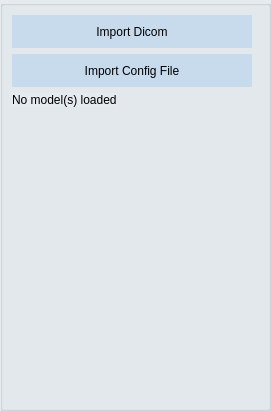
Before: the Qt Designer form src/windows/ui/import_view.ui in brachify/brachify, drawn with Qt 5.
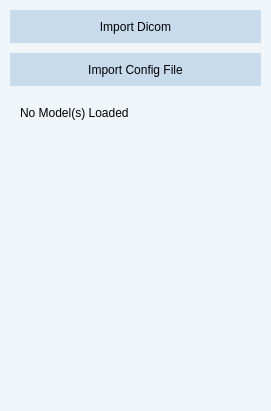
After: the same form once the commit is applied.

What changed in the file:
```diff
--- a/src/windows/ui/import_view.ui
+++ b/src/windows/ui/import_view.ui
@@ -14,9 +14,9 @@
    <string>Form</string>
   </property>
   <property name="styleSheet">
-   <string notr="true">background-color: rgb(250,250,250);</string>
+   <string notr="true">background-color: rgb(240, 245, 250);</string>
   </property>
-  <widget class="QGroupBox" name="groupBox_3">
+  <widget class="QWidget" name="verticalLayoutWidget">
    <property name="geometry">
     <rect>
      <x>0</x>
@@ -25,67 +25,26 @@
      <height>411</height>
     </rect>
    </property>
-   <property name="minimumSize">
-    <size>
-     <width>271</width>
-     <height>411</height>
-    </size>
-   </property>
-   <property name="maximumSize">
-    <size>
-     <width>271</width>
-     <height>411</height>
-    </size>
-   </property>
-   <property name="styleSheet">
-    <string notr="true">background-color: rgb(230, 235, 240);</string>
-   </property>
-   <property name="title">
-    <string/>
-   </property>
-   <layout class="QFormLayout" name="formLayout_2">
-    <item row="1" column="0" colspan="2">
-     <widget class="QPushButton" name="btn_import_folder_2">
-      <property name="minimumSize">
-       <size>
-        <width>240</width>
-        <height>33</height>
-       </size>
-      </property>
-      <property name="maximumSize">
-       <size>
-        <width>240</width>
-        <height>16777215</height>
-       </size>
-      </property>
-      <property name="styleSheet">
-       <string notr="true">QPushButton {
-	color: rgb(0, 0, 0);
-	background-color: rgb(199, 219, 237);
-	border: 0px solid;
-}
-QPushButton:hover {
-	color: rgb(250,250,250);
-	background-color: rgb(48, 88, 162);
-}
-QPushButton:pressed {
-	color: rgb(250,250,250);
-	background-color: rgb(28, 44, 81);
-}</string>
-      </property>
-      <property name="text">
-       <string>Import Config File</string>
-      </property>
-     </widget>
-    </item>
-    <item row="2" column="0">
-     <widget class="QLabel" name="label_file_info">
-      <property name="text">
-       <string>No model(s) loaded</string>
-      </property>
-     </widget>
-    </item>
-    <item row="0" column="0" colspan="2">
+   <layout class="QVBoxLayout" name="verticalLayout">
+    <property name="spacing">
+     <number>10</number>
+    </property>
+    <property name="sizeConstraint">
+     <enum>QLayout::SetMaximumSize</enum>
+    </property>
+    <property name="leftMargin">
+     <number>10</number>
+    </property>
+    <property name="topMargin">
+     <number>10</number>
+    </property>
+    <property name="rightMargin">
+     <number>10</number>
+    </property>
+    <property name="bottomMargin">
+     <number>10</number>
+    </property>
+    <item>
      <widget class="QPushButton" name="btn_import_folder">
       <property name="minimumSize">
        <size>
@@ -95,8 +54,8 @@
       </property>
       <property name="maximumSize">
        <size>
-        <width>240</width>
-        <height>16777215</height>
+        <width>271</width>
+        <height>33</height>
        </size>
       </property>
       <property name="styleSheet">
@@ -119,6 +78,88 @@
       </property>
      </widget>
     </item>
+    <item>
+     <widget class="QPushButton" name="btn_config_file">
+      <property name="minimumSize">
+       <size>
+        <width>240</width>
+        <height>33</height>
+       </size>
+      </property>
+      <property name="maximumSize">
+       <size>
+        <width>271</width>
+        <height>33</height>
+       </size>
+      </property>
+      <property name="styleSheet">
+       <string notr="true">QPushButton {
+	color: rgb(0, 0, 0);
+	background-color: rgb(199, 219, 237);
+	border: 0px solid;
+}
+QPushButton:hover {
+	color: rgb(250,250,250);
+	background-color: rgb(48, 88, 162);
+}
+QPushButton:pressed {
+	color: rgb(250,250,250);
+	background-color: rgb(28, 44, 81);
+}</string>
+      </property>
+      <property name="text">
+       <string>Import Config File</string>
+      </property>
+     </widget>
+    </item>
+    <item>
+     <layout class="QVBoxLayout" name="verticalLayout_2">
+      <property name="spacing">
+       <number>10</number>
+      </property>
+      <property name="leftMargin">
+       <number>10</number>
+      </property>
+      <property name="topMargin">
+       <number>10</number>
+      </property>
+      <property name="rightMargin">
+       <number>10</number>
+      </property>
+      <property name="bottomMargin">
+       <number>10</number>
+      </property>
+      <item>
+       <widget class="QLabel" name="label_file_info">
+        <property name="maximumSize">
+         <size>
+          <width>271</width>
+          <height>16777215</height>
+         </size>
+        </property>
+        <property name="styleSheet">
+         <string notr="true">background-color: rgb(240, 245, 250);</string>
+        </property>
+        <property name="text">
+         <string>No Model(s) Loaded</string>
+        </property>
+       </widget>
+      </item>
+      <item>
+       <spacer name="verticalSpacer">
+        <property name="orientation">
+         <enum>Qt::Vertical</enum>
+        </property>
+        <property name="sizeHint" stdset="0">
+         <size>
+          <width>20</width>
+          <height>40</height>
+         </size>
+        </property>
+       </spacer>
+      </item>
+     </layout>
+    </item>
    </layout>
   </widget>
  </widget>
```
